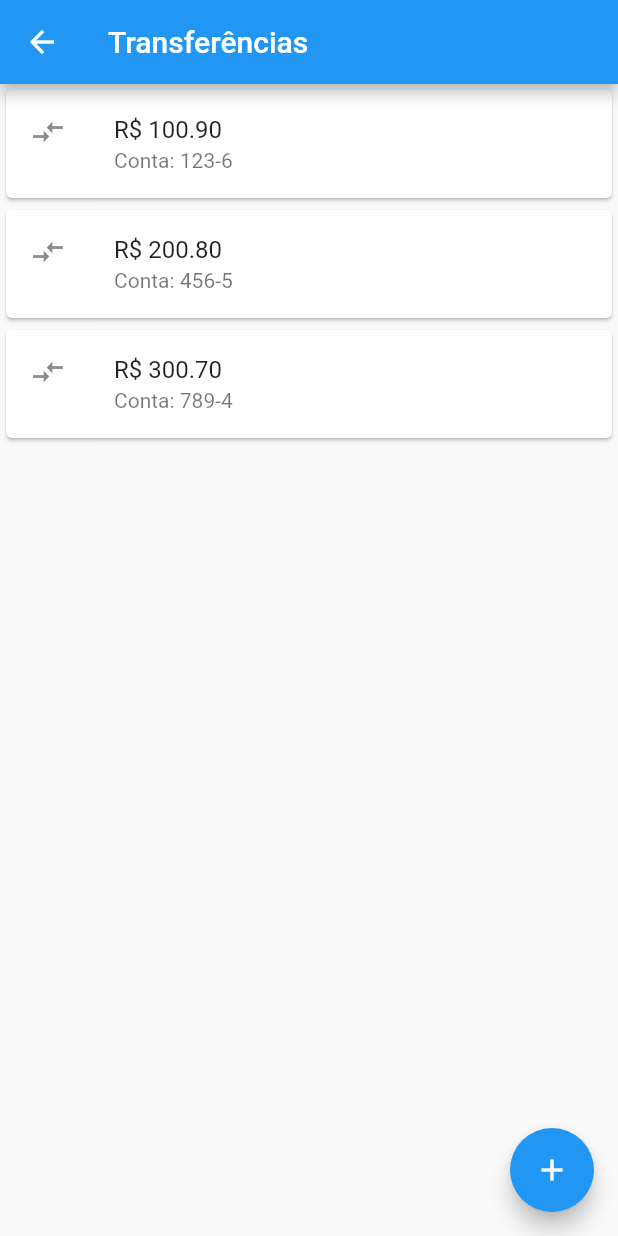
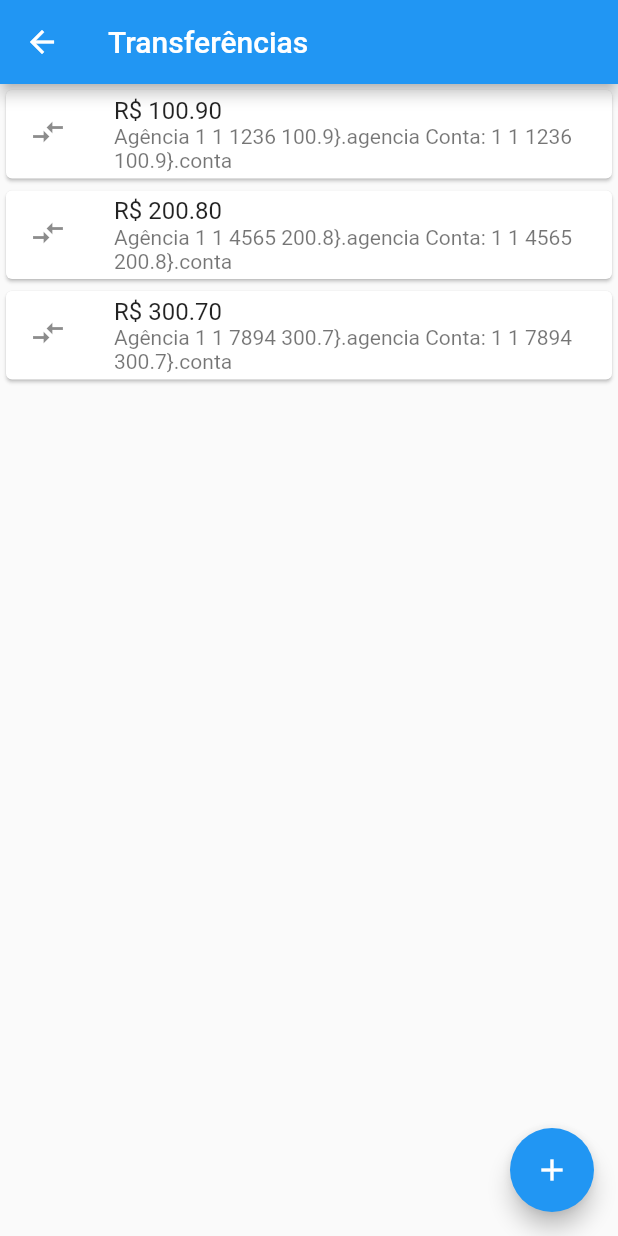
Before and after one commit to heltonricardo/bytebank-flutter, a Flutter app: the ListaTransferencias screen opened directly, on a phone screen of 412 x 824 dp. Run offline on Flutter 3.47's test engine with Material 2 defaults, Android fonts, the phone set to English and light mode, and no system bars; missing offline and left inert: dart:ffi.

Commit message:
criando transferencia com dados informados

```diff
--- a/lib/main.dart
+++ b/lib/main.dart
@@ -16,6 +16,11 @@ class BytebankApp extends StatelessWidget {
 }
 
 class FormularioTransferencia extends StatelessWidget {
+  final TextEditingController _controllerBanco = TextEditingController();
+  final TextEditingController _controllerAgencia = TextEditingController();
+  final TextEditingController _controllerConta = TextEditingController();
+  final TextEditingController _controllerValor = TextEditingController();
+
   @override
   Widget build(BuildContext context) {
     // return Container();
@@ -27,6 +32,7 @@ class FormularioTransferencia extends StatelessWidget {
           Padding(
             padding: const EdgeInsets.all(16.0),
             child: TextField(
+              controller: _controllerBanco,
               keyboardType: TextInputType.number,
               style: TextStyle(
                 fontSize: 24,
@@ -40,6 +46,7 @@ class FormularioTransferencia extends StatelessWidget {
           Padding(
             padding: const EdgeInsets.all(16.0),
             child: TextField(
+              controller: _controllerAgencia,
               keyboardType: TextInputType.number,
               style: TextStyle(
                 fontSize: 24,
@@ -53,6 +60,7 @@ class FormularioTransferencia extends StatelessWidget {
           Padding(
             padding: const EdgeInsets.all(16.0),
             child: TextField(
+              controller: _controllerConta,
               keyboardType: TextInputType.number,
               style: TextStyle(
                 fontSize: 24,
@@ -66,6 +74,7 @@ class FormularioTransferencia extends StatelessWidget {
           Padding(
             padding: const EdgeInsets.all(16.0),
             child: TextField(
+                controller: _controllerValor,
                 keyboardType: TextInputType.number,
                 style: TextStyle(
                   fontSize: 24,
@@ -78,6 +87,19 @@ class FormularioTransferencia extends StatelessWidget {
           ),
           ElevatedButton(
             child: Text("Efetuar transferência"),
+            onPressed: () {
+              final int banco = int.tryParse(_controllerBanco.text);
+              final int agencia = int.tryParse(_controllerAgencia.text);
+              final int conta = int.tryParse(_controllerConta.text);
+              final double valor = double.tryParse(_controllerValor.text);
+
+              if (banco != null && agencia != null && conta != null &&
+                  valor != null) {
+                final transfer = Transferencia(banco, agencia, conta, valor);
+              debugPrint("$transfer");
+              }
+
+            },
           ),
         ]));
   }
@@ -92,9 +114,9 @@ class ListaTransferencias extends StatelessWidget {
       ),
       body: Column(
         children: [
-          ItemTransferencia(Transferencia(100.9, "123-6")),
-          ItemTransferencia(Transferencia(200.8, "456-5")),
-          ItemTransferencia(Transferencia(300.7, "789-4")),
+          ItemTransferencia(Transferencia(1, 1, 1236, 100.9)),
+          ItemTransferencia(Transferencia(1, 1, 4565, 200.8)),
+          ItemTransferencia(Transferencia(1, 1, 7894, 300.7)),
         ],
       ),
       floatingActionButton: FloatingActionButton(
@@ -115,15 +137,23 @@ class ItemTransferencia extends StatelessWidget {
       child: ListTile(
         leading: Icon(Icons.compare_arrows),
         title: Text("R\$ " + _transferencia.valor.toStringAsFixed(2)),
-        subtitle: Text("Conta: " + _transferencia.conta),
+        subtitle: Text(
+            "Agência $_transferencia.agencia Conta: $_transferencia.conta"),
       ),
     );
   }
 }
 
 class Transferencia {
+  final int banco;
+  final int agencia;
+  final int conta;
   final double valor;
-  final String conta;
 
-  Transferencia(this.valor, this.conta);
+  Transferencia(this.banco, this.agencia, this.conta, this.valor);
+
+  @override
+  String toString() {
+    return "$banco $agencia $conta $valor}";
+  }
 }
```
